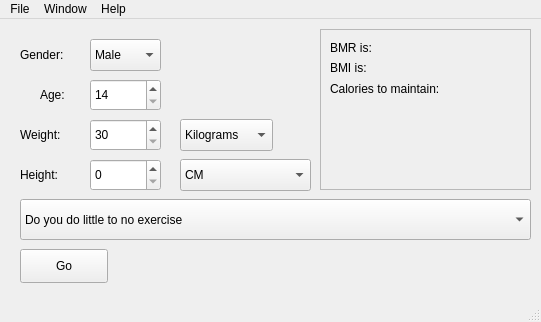
DannyCymru/Small_Projects, file Alun_Tasks/BTEC_assessment/gym_soft_v2/mainwindow.ui: the form before one commit.
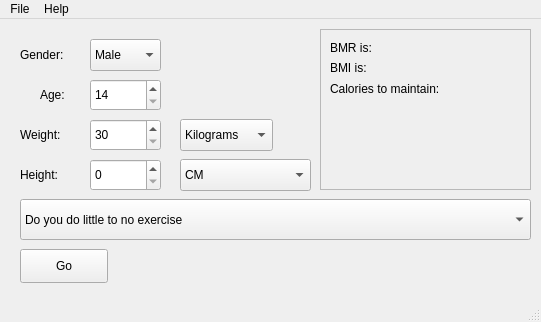
The form after the commit.

Commit message: Removed print and window options as I decided that it was unnecessary for this application.

```diff
--- a/Alun_Tasks/BTEC_assessment/gym_soft_v2/mainwindow.ui
+++ b/Alun_Tasks/BTEC_assessment/gym_soft_v2/mainwindow.ui
@@ -306,18 +306,12 @@
     <addaction name="separator"/>
     <addaction name="actionExit"/>
    </widget>
-   <widget class="QMenu" name="menuWindow">
-    <property name="title">
-     <string>Window</string>
-    </property>
-   </widget>
    <widget class="QMenu" name="menuHelp">
     <property name="title">
      <string>Help</string>
     </property>
    </widget>
    <addaction name="menuFile"/>
-   <addaction name="menuWindow"/>
    <addaction name="menuHelp"/>
   </widget>
   <widget class="QStatusBar" name="statusBar"/>
```
Left out of the diff: 9 changed lines with no effect on the pictures. The commit also changes 4 other files.
